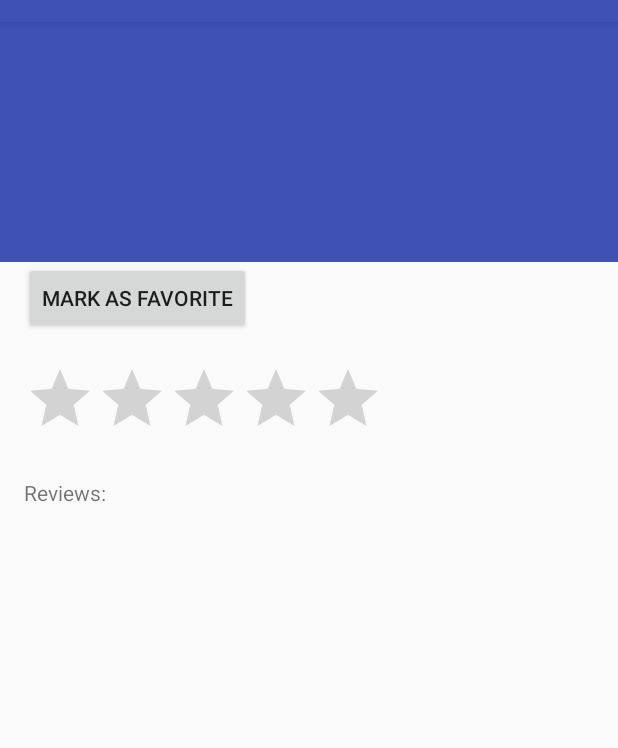
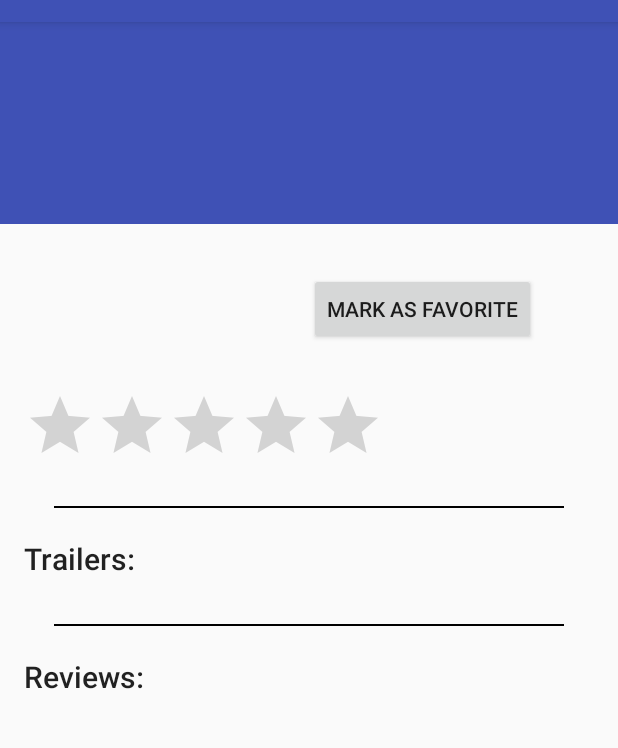
Before and after one commit to rafaelanastacioalves/popular-movies, an Android app: the fragment MovieDetailFragment placed in its activity, on a phone screen of 412 x 824 dp, the part 62-810 px from its top. Run offline under Robolectric (Android 15) with nearby library versions, the light colour scheme and no system bars; our stand-ins replace Picasso; pictures from the network do not load.

Commit message:
Improves retail appearence

```diff
--- /dev/null
+++ b/app/src/main/res/layout/divider.xml
@@ -0,0 +1,7 @@
+<?xml version="1.0" encoding="utf-8"?>
+<View
+    xmlns:android="http://schemas.android.com/apk/res/android"
+    android:layout_height="1dp"
+    android:background="@android:color/background_dark"
+    android:layout_margin="20dp"
+    android:layout_width="match_parent" />
--- a/app/src/main/res/layout/movie_detail_content.xml
+++ b/app/src/main/res/layout/movie_detail_content.xml
@@ -6,7 +6,9 @@
     <TextView xmlns:android="http://schemas.android.com/apk/res/android"
         android:id="@+id/movie_detail_original_title"
         android:layout_width="match_parent"
-        android:layout_height="160sp"
+        android:layout_height="wrap_content"
+        android:paddingBottom="30dp"
+        android:paddingTop="30dp"
         android:background="@color/colorPrimary"
         android:gravity="center"
         android:textAppearance="@style/Base.TextAppearance.AppCompat.Display3"
@@ -27,13 +29,28 @@
         tools:context="com.example.rafaelanastacioalves.popularmovies.MovieDetailFragment"
         tools:showIn="@layout/activity_movie_detail">
 
-
+        <LinearLayout
+            android:orientation="horizontal"
+            android:layout_width="match_parent"
+            android:layout_height="wrap_content">
             <ImageView
                 android:id="@+id/movie_detail_image_view"
-            android:layout_width="wrap_content"
+                android:layout_weight="0.5"
+                android:layout_width="0dp"
                 android:layout_height="wrap_content"
                 android:contentDescription="@string/movie_image_content_descrition" />
 
+            <LinearLayout
+                android:layout_width="0dp"
+                android:layout_weight="0.5"
+                android:orientation="vertical"
+                android:layout_height="wrap_content"
+                android:layout_gravity="center">
+                <TextView
+                    android:id="@+id/movie_detail_release_date"
+                    android:layout_width="match_parent"
+                    android:textAppearance="@style/TextAppearance.AppCompat.Headline"
+                    android:layout_height="wrap_content" />
                 <Button
                     android:id="@+id/movie_detail_favorite"
                     android:layout_width="wrap_content"
@@ -41,9 +58,18 @@
                     android:onClick="setFavorite"
                     android:text="@string/mark_as_favorite" />
 
+            </LinearLayout>
+
+
+        </LinearLayout>
+
+
+
 
         <TextView
             android:id="@+id/movie_detail_synopsis"
+            android:layout_marginTop="5dp"
+            android:layout_marginBottom="5dp"
             android:layout_width="match_parent"
             android:layout_height="wrap_content" />
 
@@ -55,16 +81,23 @@
             android:numStars="5"
             android:stepSize="1.0" />
 
-        <TextView
-            android:id="@+id/movie_detail_release_date"
-            android:layout_width="match_parent"
-            android:layout_height="wrap_content" />
 
+        <include layout="@layout/divider"/>
         <LinearLayout
             android:id="@+id/movie_detail_videos_container"
             android:layout_width="match_parent"
             android:layout_height="wrap_content"
-            android:orientation="vertical" />
+            android:orientation="vertical" >
+
+            <TextView
+                android:layout_width="wrap_content"
+                android:layout_height="wrap_content"
+                android:layout_marginBottom="10dp"
+                android:textAppearance="@style/TextAppearance.AppCompat.Title"
+                android:text="@string/movie_detail_trailer_header"/>
+
+        </LinearLayout>
+        <include layout="@layout/divider" />
 
         <LinearLayout
             android:id="@+id/movie_detail_reviews_container"
@@ -75,6 +108,10 @@
             <TextView
                 android:layout_width="wrap_content"
                 android:layout_height="wrap_content"
+                android:layout_marginBottom="10dp"
+
+                android:textAppearance="@style/TextAppearance.AppCompat.Title"
+
                 android:text="@string/movie_detail_review_container_title" />
         </LinearLayout>
 
--- a/app/src/main/res/layout/video_content.xml
+++ b/app/src/main/res/layout/video_content.xml
@@ -12,7 +12,8 @@
     <TextView
         android:layout_width="0dp"
         android:layout_weight="0.7"
-        android:layout_height="wrap_content"
+        android:gravity="center"
+        android:layout_height="match_parent"
 
         android:id="@+id/video_content_text"/>
 
--- a/app/src/main/res/values/strings.xml
+++ b/app/src/main/res/values/strings.xml
@@ -88,4 +88,5 @@
     <string name="favorites_title_option">favorites</string>
     <string name="movie_detail_review_container_title">Reviews:</string>
     <string name="video_number_formatted">Video %d</string>
+    <string name="movie_detail_trailer_header">Trailers:</string>
 </resources>
--- a/build.gradle
+++ b/build.gradle
@@ -4,7 +4,7 @@ buildscript {
         jcenter()
     }
     dependencies {
-        classpath 'com.android.tools.build:gradle:2.2.0-alpha3'
+        classpath 'com.android.tools.build:gradle:2.2.0-alpha4'
         classpath 'com.neenbedankt.gradle.plugins:android-apt:1.8'
 
     }
```
Lines whose indentation alone changed are shown as unchanged.
